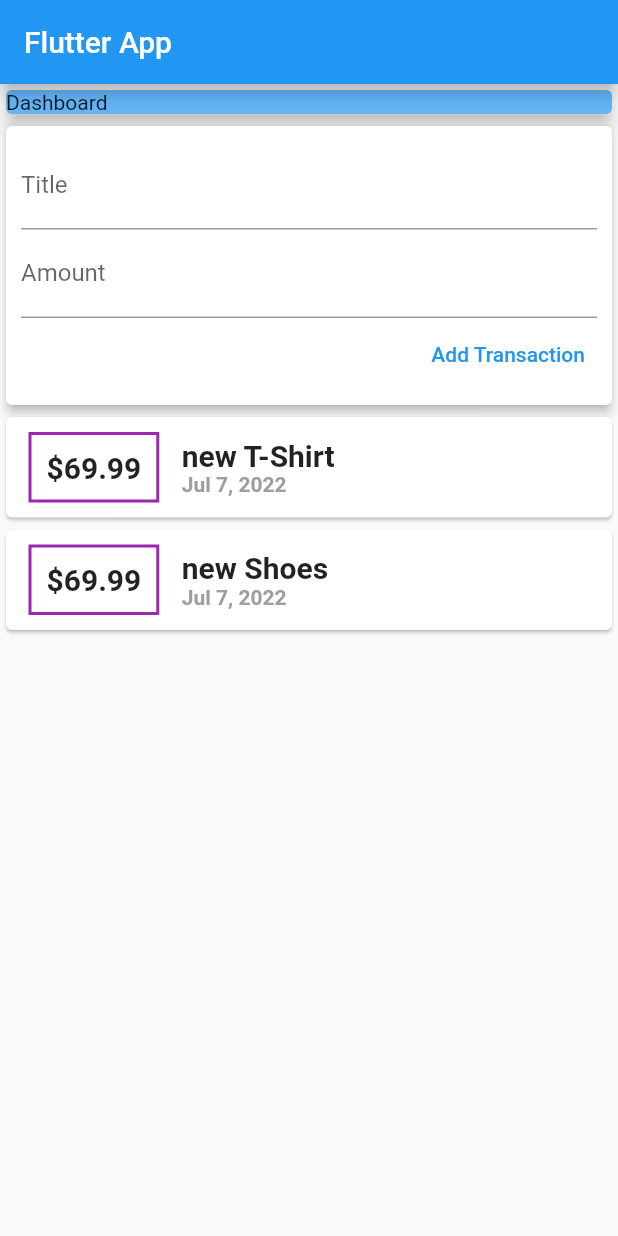
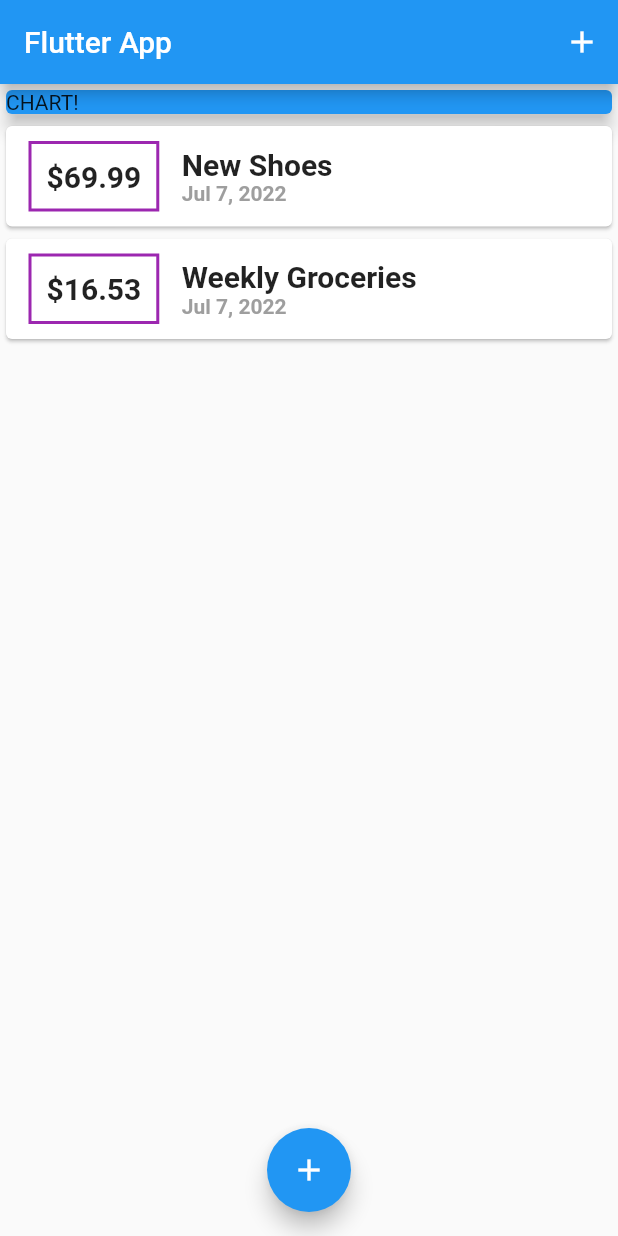
Before and after one commit to LockDown22/spending_management_app, a Flutter app: the screen it shows after launch, on a phone screen of 412 x 824 dp. Run offline on Flutter 3.47's test engine with Material 2 defaults, Android fonts, the light colour scheme and no system bars.

Commit message:
update button

```diff
--- a/lib/main.dart
+++ b/lib/main.dart
@@ -1,139 +1,104 @@
 import 'package:flutter/material.dart';
-import 'models/transaction.dart';
-import 'package:intl/intl.dart';
 
-void main() {
-  runApp(const MyApp());
-}
+import './widgets/new_transaction.dart';
+import './widgets/transaction_list.dart';
+import './models/transaction.dart';
+
+void main() => runApp(MyApp());
 
 class MyApp extends StatelessWidget {
-  const MyApp({Key? key}) : super(key: key);
-
   @override
   Widget build(BuildContext context) {
     return MaterialApp(
-      title: 'Flutter Demo',
-      theme: ThemeData(
-        primarySwatch: Colors.blue,
-      ),
+      title: 'Flutter App',
       home: MyHomePage(),
-      debugShowCheckedModeBanner: false,
     );
   }
 }
 
-class MyHomePage extends StatelessWidget {
-  final List<Transaction> transaction = [
+class MyHomePage extends StatefulWidget {
+  // String titleInput;
+  // String amountInput;
+  @override
+  _MyHomePageState createState() => _MyHomePageState();
+}
+
+class _MyHomePageState extends State<MyHomePage> {
+  final List<Transaction> _userTransactions = [
     Transaction(
-        id: 'T1', title: 'new T-Shirt', amount: 69.99, date: DateTime.now()),
+      id: 't1',
+      title: 'New Shoes',
+      amount: 69.99,
+      date: DateTime.now(),
+    ),
     Transaction(
-        id: 'T2', title: 'new Shoes', amount: 69.99, date: DateTime.now()),
+      id: 't2',
+      title: 'Weekly Groceries',
+      amount: 16.53,
+      date: DateTime.now(),
+    ),
   ];
-  // late String titleInput;
-  // late String amountInput;
-  final titleController = TextEditingController();
-  final amountController = TextEditingController();
+
+  void _addNewTransaction(String txTitle, double txAmount) {
+    final newTx = Transaction(
+      title: txTitle,
+      amount: txAmount,
+      date: DateTime.now(),
+      id: DateTime.now().toString(),
+    );
+
+    setState(() {
+      _userTransactions.add(newTx);
+    });
+  }
+
+  void _startAddNewTransaction(BuildContext ctx) {
+    showModalBottomSheet(
+      context: ctx,
+      builder: (_) {
+        return GestureDetector(
+          onTap: () {},
+          child: NewTransaction(_addNewTransaction),
+          behavior: HitTestBehavior.opaque,
+        );
+      },
+    );
+  }
+
   @override
   Widget build(BuildContext context) {
     return Scaffold(
       appBar: AppBar(
         title: Text('Flutter App'),
+        actions: <Widget>[
+          IconButton(
+            icon: Icon(Icons.add),
+            onPressed: () => _startAddNewTransaction(context),
           ),
-        body: Column(
+        ],
+      ),
+      body: SingleChildScrollView(
+        child: Column(
           // mainAxisAlignment: MainAxisAlignment.start,
           crossAxisAlignment: CrossAxisAlignment.stretch,
           children: <Widget>[
             Container(
               width: double.infinity,
               child: Card(
-                color: Colors.blue[300],
-                child: Container(child: Text('Dashboard')),
+                color: Colors.blue,
+                child: Text('CHART!'),
                 elevation: 5,
               ),
             ),
-            Card(
-              elevation: 3,
-              child: Container(
-                padding: EdgeInsets.all(10),
-                child: Column(
-                  crossAxisAlignment: CrossAxisAlignment.end,
-                  children: [
-                    TextField(
-                      controller: titleController,
-                      // onChanged: (val){
-                      //   titleInput = val;
-                      // } ,
-                      decoration: InputDecoration(labelText: 'Title'),
-                    ),
-                    TextField(
-                      controller: amountController,
-                      // onChanged: (val){
-                      //   amountInput = val;
-                      // },
-                      decoration: InputDecoration(labelText: 'Amount'),
-                    ),
-                    TextButton(
-                      style: TextButton.styleFrom(
-                        primary: Colors.blue,
-                      ),
-                      child: Text('Add Transaction'),
-                      onPressed: () {
-                        print(titleController);
-                      },
-                    ),
+            TransactionList(_userTransactions),
           ],
         ),
       ),
-            ),
-            Column(
-                children: transaction.map((tx) {
-              return Card(
-                child: Row(
-                  children: [
-                    Container(
-                      margin: EdgeInsets.symmetric(
-                        vertical: 10,
-                        horizontal: 15,
-                      ),
-                      decoration: BoxDecoration(
-                        border: Border.all(
-                          color: Colors.purple,
-                          width: 2,
-                        ),
-                      ),
-                      padding: EdgeInsets.all(10),
-                      child: Text(
-                        '\$${tx.amount}',
-                        style: TextStyle(
-                          fontWeight: FontWeight.bold,
-                          fontSize: 20,
-                        ),
-                      ),
-                    ),
-                    Column(
-                      crossAxisAlignment: CrossAxisAlignment.start,
-                      children: [
-                        Text(
-                          tx.title,
-                          style: TextStyle(
-                            fontWeight: FontWeight.bold,
-                            fontSize: 20,
-                          ),
-                        ),
-                        Text(
-                          DateFormat.yMMMd().format(tx.date),
-                          style: TextStyle(
-                            fontWeight: FontWeight.bold,
-                            color: Colors.grey,
-                          ),
-                        ),
-                      ],
-                    ),
-                  ],
+      floatingActionButtonLocation: FloatingActionButtonLocation.centerFloat,
+      floatingActionButton: FloatingActionButton(
+        child: Icon(Icons.add),
+        onPressed: () => _startAddNewTransaction(context),
       ),
     );
-            }).toList()),
-          ],
-        ));
   }
 }
--- a/lib/widgets/transaction_list.dart
+++ b/lib/widgets/transaction_list.dart
@@ -1,18 +1,66 @@
 import 'package:flutter/material.dart';
-import 'package:spending_management_app/models/transaction.dart';
-class TransactionList extends StatefulWidget {
-  const TransactionList({ Key? key }) : super(key: key);
-
-  @override
-  State<TransactionList> createState() => _TransactionListState();
-}
-
-class _TransactionListState extends State<TransactionList> {
+import '../models/transaction.dart';
+import 'package:intl/intl.dart';
+class TransactionList extends StatelessWidget {
+  // const TransactionList({Key? key}) : super(key: key);
+final List<Transaction> transactions;
+TransactionList(this.transactions);
 
   @override
   Widget build(BuildContext context) {
     return Container(
+      height: 300,
+        child: ListView.builder(
+          itemBuilder: (ctx,index){
+              return Card(
+                    child: Row(
+                      children: [
+                        Container(
+                          margin: EdgeInsets.symmetric(
+                            vertical: 10,
+                            horizontal: 15,
+                          ),
+                          decoration: BoxDecoration(
+                            border: Border.all(
+                              color: Colors.purple,
+                              width: 2,
+                            ),
+                          ),
+                          padding: EdgeInsets.all(10),
+                          child: Text(
+                            '\$${transactions[index].amount.toStringAsFixed(2)}',
+                            style: TextStyle(
+                              fontWeight: FontWeight.bold,
+                              fontSize: 20,
+                            ),
+                          ),
+                        ),
+                        Column(
+                          crossAxisAlignment: CrossAxisAlignment.start,
+                          children: [
+                            Text(
+                              transactions[index].title,
+                              style: TextStyle(
+                                fontWeight: FontWeight.bold,
+                                fontSize: 20,
+                              ),
+                            ),
+                            Text(
+                              DateFormat.yMMMd().format(transactions[index].date),
+                              style: TextStyle(
+                                fontWeight: FontWeight.bold,
+                                color: Colors.grey,
+                              ),
+                            ),
+                          ],
+                        ),
+                      ],
+                    ),
+                  );
+          },
+          itemCount: transactions.length,
 
+        ),
     );
   }
 }
```
Also changed, not shown: lib/widgets/new_transaction.dart (added, +58 -0 lines), pubspec.lock, 2 other files. Lines whose indentation alone changed are shown as unchanged.
